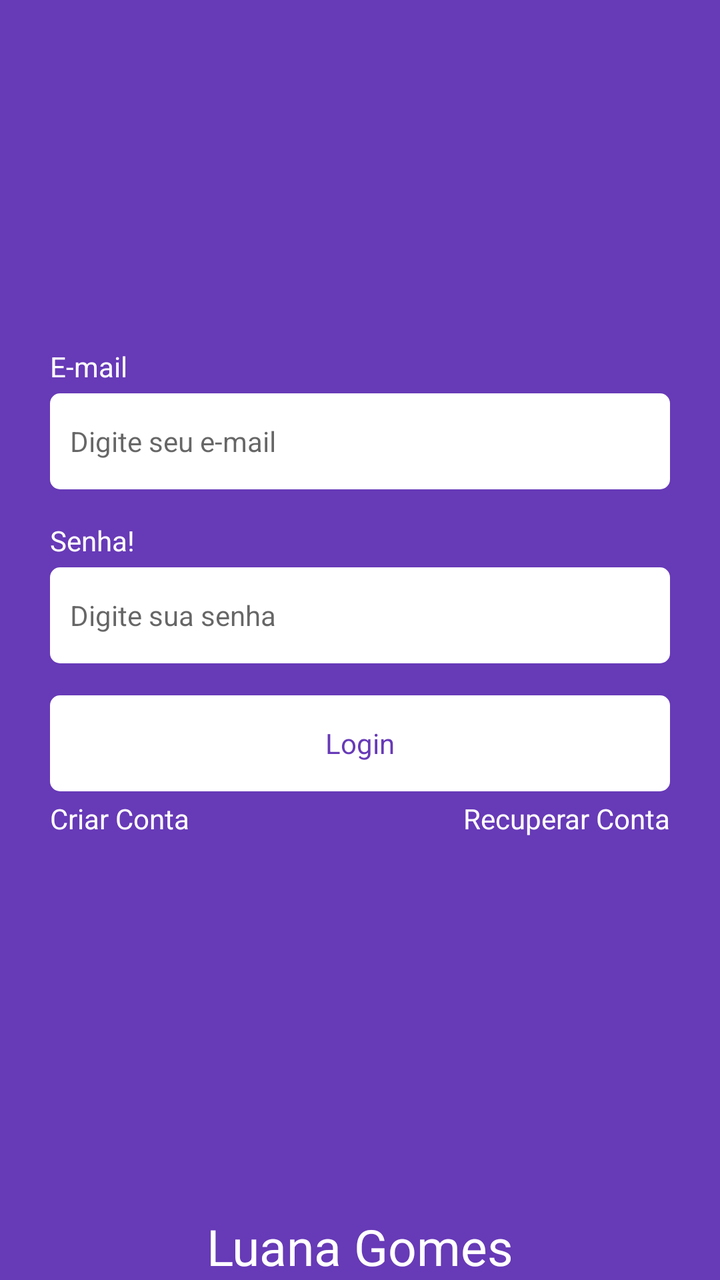
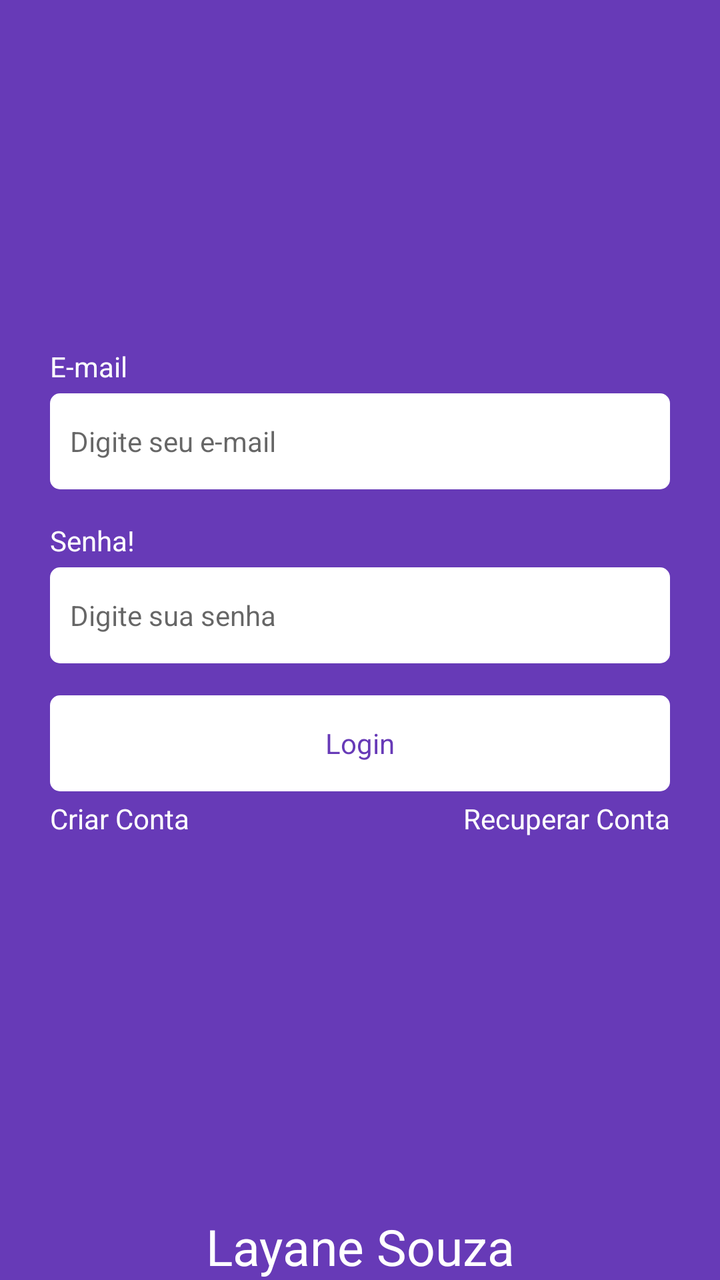

Compare the two renders of this Android layout. The source of the first and the diff that turns it into the second are given below.
<!-- AndroidManifest.xml: application theme Theme.Task -->
<!-- res/layout/fragment_login.xml -->
<?xml version="1.0" encoding="utf-8"?>
<androidx.constraintlayout.widget.ConstraintLayout xmlns:android="http://schemas.android.com/apk/res/android"
    xmlns:tools="http://schemas.android.com/tools"
    android:layout_width="match_parent"
    android:layout_height="match_parent"
    xmlns:app="http://schemas.android.com/apk/res-auto"
    tools:context=".ui.auth.LoginFragment"
    android:background="@color/color_default">

    <LinearLayout
        android:id="@+id/linearLayout"
        android:layout_width="0dp"
        android:layout_height="wrap_content"
        app:layout_constraintBottom_toBottomOf="parent"
        app:layout_constraintEnd_toEndOf="parent"
        app:layout_constraintStart_toStartOf="parent"
        app:layout_constraintTop_toTopOf="parent"
        android:orientation="vertical"
        android:layout_marginHorizontal="25dp">

        <TextView
            android:layout_width="wrap_content"
            android:layout_height="wrap_content"
            android:text="@string/email_text"
            android:textColor="@color/white"/>

        <EditText
            android:id="@+id/editextEmail"
            android:layout_width="match_parent"
            android:layout_height="48dp"
            style="@style/EditTextTheme"
            android:hint="@string/hint_edit_email"
            android:inputType="textEmailAddress"
            android:padding="10dp"
            android:layout_marginTop="4dp"
            android:background="@drawable/bg_edit_text"/>

        <TextView
            android:layout_width="wrap_content"
            android:layout_height="wrap_content"
            android:text="@string/password_text"
            android:textColor="@color/white"
            android:layout_marginTop="16dp"/>

        <EditText
            android:id="@+id/editextSenha"
            android:layout_width="match_parent"
            android:layout_height="48dp"
            style="@style/EditTextTheme"
            android:inputType="textPassword"
            android:hint="Digite sua senha"
            android:padding="10dp"
            android:layout_marginTop="4dp"
            android:background="@drawable/bg_edit_text"/>

        <com.google.android.material.button.MaterialButton
            android:layout_width="match_parent"
            android:layout_height="wrap_content"
            android:text="Login"
            android:id="@+id/buttonLogin"
            android:textColor="@color/color_default"
            app:backgroundTint="@null"
            style="@style/ButtomTheme"
            android:layout_marginTop="16dp"
            android:background="@drawable/bg_btn"/>

        <LinearLayout
            android:layout_width="match_parent"
            android:layout_height="wrap_content"
            android:orientation="horizontal"
            android:layout_marginTop="4dp">

            <TextView
                android:id="@+id/btnRegister"
                android:layout_width="wrap_content"
                android:layout_height="wrap_content"
                android:text="Criar Conta"
                android:layout_weight="1"
                android:textAlignment="textStart"
                android:textColor="@color/white"/>

            <TextView
                android:id="@+id/btnRecover"
                android:layout_width="wrap_content"
                android:layout_height="wrap_content"
                android:text="Recuperar Conta"
                android:layout_weight="1"
                android:textAlignment="textEnd"
                android:textColor="@color/white"/>
        </LinearLayout>

        <ProgressBar
            android:layout_width="wrap_content"
            android:layout_height="wrap_content"
            android:indeterminateTint="@color/white"
            android:layout_gravity="center"
            tools:visibility="visible"
            android:visibility="invisible"/>

    </LinearLayout>

    <TextView
        android:id="@+id/LuanaGomes"
        android:layout_width="wrap_content"
        android:layout_height="wrap_content"
        android:text="Luana Gomes"
        android:textColor="@color/white"
        android:textSize="25sp"
        app:layout_constraintBottom_toBottomOf="parent"
        app:layout_constraintEnd_toEndOf="parent"
        app:layout_constraintStart_toStartOf="parent" />
</androidx.constraintlayout.widget.ConstraintLayout>
<!-- resources referenced by this layout -->
<resources>
  <color name="color_default">#673AB7</color>
  <color name="white">#FFFFFFFF</color>
  <!-- drawable bg_btn (drawable) -->
  <?xml version="1.0" encoding="utf-8"?>
  <shape xmlns:android="http://schemas.android.com/apk/res/android"
      android:shape="rectangle">
  
      <solid android:color="@color/white"/>
      <corners android:radius="5dp"/>
  
  </shape>
  <!-- drawable bg_edit_text (drawable) -->
  <?xml version="1.0" encoding="utf-8"?>
  <shape xmlns:android="http://schemas.android.com/apk/res/android"
      android:shape="rectangle">
  
      <solid android:color="@color/white"/>
      <corners android:radius="5dp"/>
  </shape>
  <string name="email_text">E-mail</string>
  <string name="hint_edit_email">Digite seu e-mail</string>
  <string name="password_text">Senha!</string>
  <style name="ButtomTheme" parent="Theme.MaterialComponents.DayNight.NoActionBar">
          <item name="android:background">@drawable/bg_btn</item>
          <item name="android:textAllCaps">false</item>
          <item name="android:textColor">@color/color_default</item>
          <item name="backgroundTint">@null</item>
      </style>
  <style name="EditTextTheme" parent="Theme.MaterialComponents.DayNight.NoActionBar">
          <item name="android:background">@drawable/bg_edit_text</item>
          <item name="android:padding">16dp</item>
          <item name="android:textSize">14sp</item>
      </style>
  <style name="Theme.Task" parent="Base.Theme.Task" />
  <style name="Base.Theme.Task" parent="Theme.Material3.Light.NoActionBar">
  
          <item name="colorPrimary">@color/color_default</item>
          <item name="colorPrimaryVariant">@color/color_default</item>
          <item name="android:windowBackground">@color/color_default</item>
  
      </style>
</resources>

<!-- the commit's change to res/layout/fragment_login.xml (unified diff, before → after) -->
@@ -90,6 +90,7 @@
         </LinearLayout>
 
         <ProgressBar
+            android:id="@+id/progressBar"
             android:layout_width="wrap_content"
             android:layout_height="wrap_content"
             android:indeterminateTint="@color/white"
@@ -100,10 +101,10 @@
     </LinearLayout>
 
     <TextView
-        android:id="@+id/LuanaGomes"
+        android:id="@+id/Layane"
         android:layout_width="wrap_content"
         android:layout_height="wrap_content"
-        android:text="Luana Gomes"
+        android:text="Layane Souza"
         android:textColor="@color/white"
         android:textSize="25sp"
         app:layout_constraintBottom_toBottomOf="parent"
<!-- resource entries referenced after the edit -->
@@ -35,11 +35,9 @@
       </style>
   <style name="Theme.Task" parent="Base.Theme.Task" />
   <style name="Base.Theme.Task" parent="Theme.Material3.Light.NoActionBar">
-  
           <item name="colorPrimary">@color/color_default</item>
           <item name="colorPrimaryVariant">@color/color_default</item>
           <item name="android:windowBackground">@color/color_default</item>
-  
       </style>
 </resources>
 
